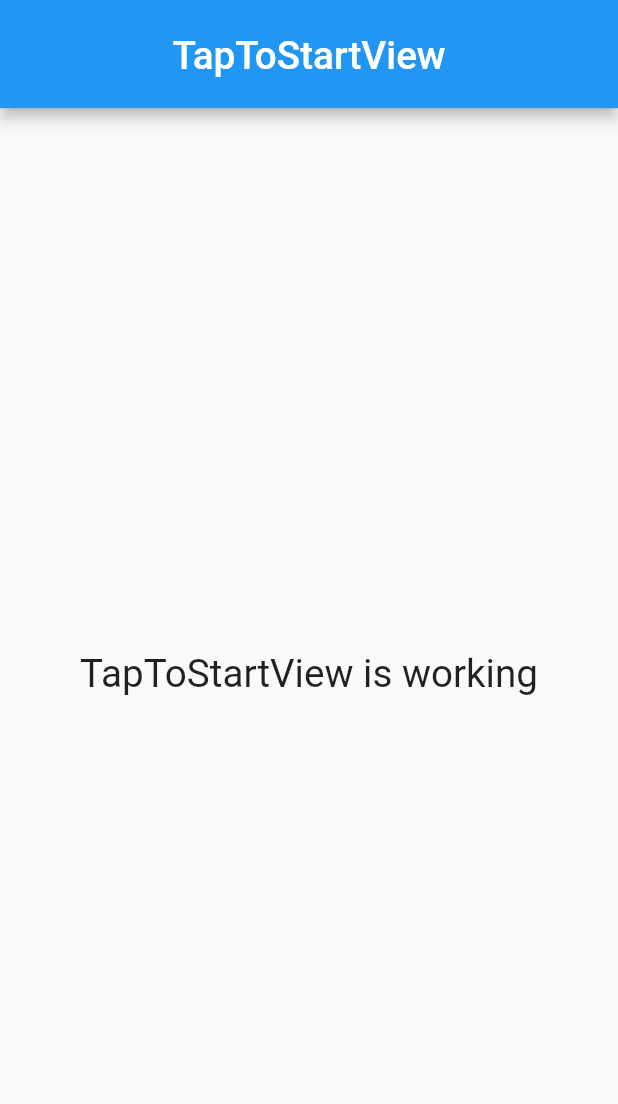
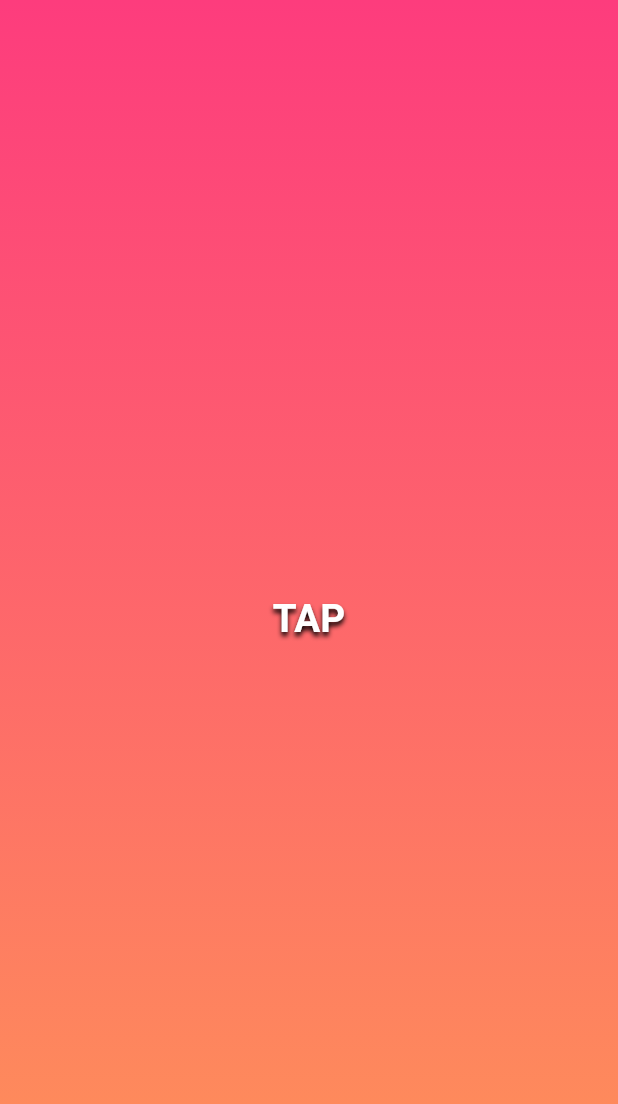
Before and after one commit to RashminDungrani/flutter-giftcard-animation, a Flutter app: the screen it shows after launch, on a phone screen of 412 x 824 dp. Shown: the top 1104 px of the screen. Run offline on Flutter 3.47's test engine with Material 2 defaults, Android fonts, the light colour scheme and no system bars; our stand-ins replace get, responsive_framework.

Commit message:
feat: 💫 Add fade page transition and add GIFS assets

```diff
--- /dev/null
+++ b/lib/app/common/styles/page_transition.dart
@@ -0,0 +1,27 @@
+import 'package:flutter/material.dart';
+
+class CustomPageRoute<T> extends PageRoute<T> {
+  CustomPageRoute(this.child);
+  @override
+  Color get barrierColor => Colors.transparent;
+
+  @override
+  String? get barrierLabel => null;
+
+  final Widget child;
+
+  @override
+  Widget buildPage(BuildContext context, Animation<double> animation,
+      Animation<double> secondaryAnimation) {
+    return FadeTransition(
+      opacity: animation,
+      child: child,
+    );
+  }
+
+  @override
+  bool get maintainState => true;
+
+  @override
+  Duration get transitionDuration => const Duration(milliseconds: 500);
+}
--- a/lib/app/modules/tap_to_start/tap_to_start_controller.dart
+++ b/lib/app/modules/tap_to_start/tap_to_start_controller.dart
@@ -1,9 +1,6 @@
 part of controllers;
 
 class TapToStartController extends GetxController {
-  //TODO: Implement TapToStartController
-
-  final count = 0.obs;
   @override
   void onInit() {
     super.onInit();
@@ -18,6 +15,4 @@ class TapToStartController extends GetxController {
   void onClose() {
     super.onClose();
   }
-
-  void increment() => count.value++;
 }
--- a/lib/app/modules/tap_to_start/tap_to_start_view.dart
+++ b/lib/app/modules/tap_to_start/tap_to_start_view.dart
@@ -5,16 +5,34 @@ class TapToStartView extends GetView<TapToStartController> {
   @override
   Widget build(BuildContext context) {
     return Scaffold(
-      appBar: AppBar(
-        title: const Text('TapToStartView'),
-        centerTitle: true,
-      ),
-      body: Center(
-        child: Text(
-          'TapToStartView is working',
-          style: TextStyle(fontSize: 20),
-        ),
-      ),
+      body: GestureDetector(
+          onTap: () {
+            Navigator.of(context).push(CustomPageRoute(const GiftcardView()));
+          },
+          child: Container(
+            height: context.height,
+            width: double.infinity,
+            decoration: const BoxDecoration(
+                gradient: LinearGradient(
+                    colors: [pinkColor, orangeColor],
+                    begin: Alignment.topCenter,
+                    end: Alignment.bottomCenter)),
+            child: const Center(
+              child: Text("TAP",
+                  style: TextStyle(
+                    fontSize: 20,
+                    color: Colors.white,
+                    fontWeight: FontWeight.w600,
+                    shadows: [
+                      Shadow(
+                        color: Colors.black,
+                        offset: Offset(0, 2),
+                        blurRadius: 4,
+                      ),
+                    ],
+                  )),
+            ),
+          )),
     );
   }
 }
--- a/lib/app/modules/views.dart
+++ b/lib/app/modules/views.dart
@@ -3,6 +3,8 @@ library views;
 import 'package:flutter/material.dart';
 import 'package:get/get.dart';
 
+import '../common/styles/page_transition.dart';
+import '../common/styles/styles.dart';
 import 'controllers.dart';
 
 part 'tap_to_start/tap_to_start_view.dart';
--- a/pubspec.yaml
+++ b/pubspec.yaml
@@ -19,3 +19,6 @@ dev_dependencies:
 
 flutter:
   uses-material-design: true
+  assets:
+    - assets/gifs/
+    - assets/images/
```
Also changed, not shown: assets/gifs/celebrating_bounce_down.gif (added), assets/gifs/celebrating_face.gif (added), assets/gifs/celebrating_up_rounded.gif (added), assets/images/gift_card_bottom_crop.png (added).
